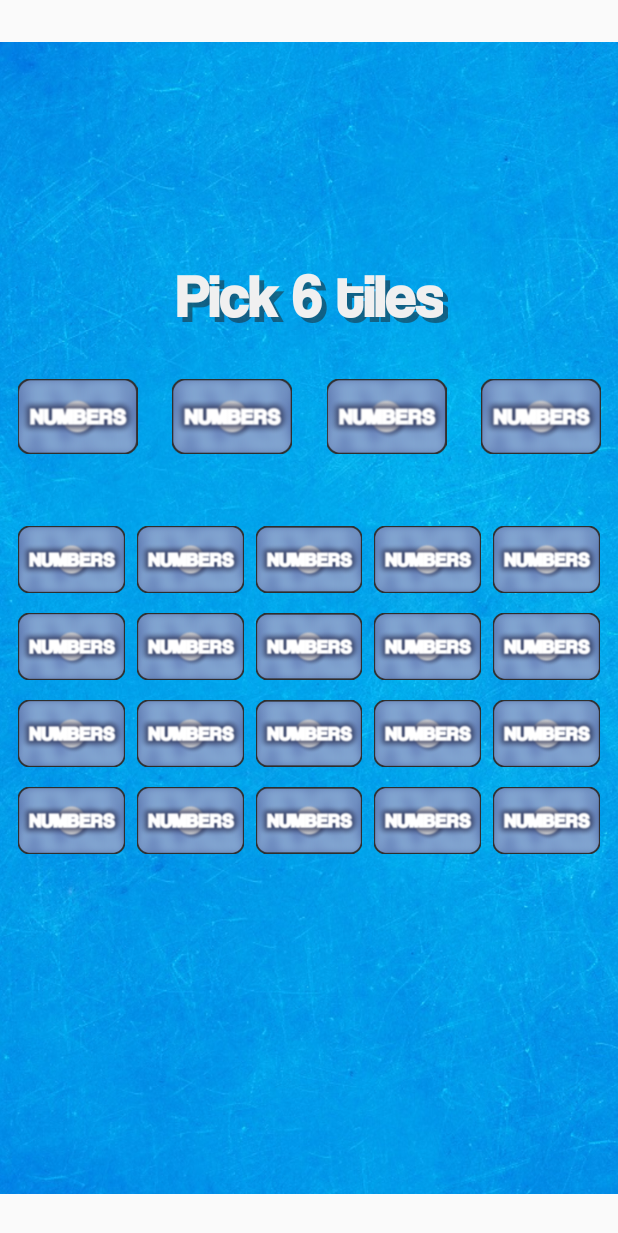
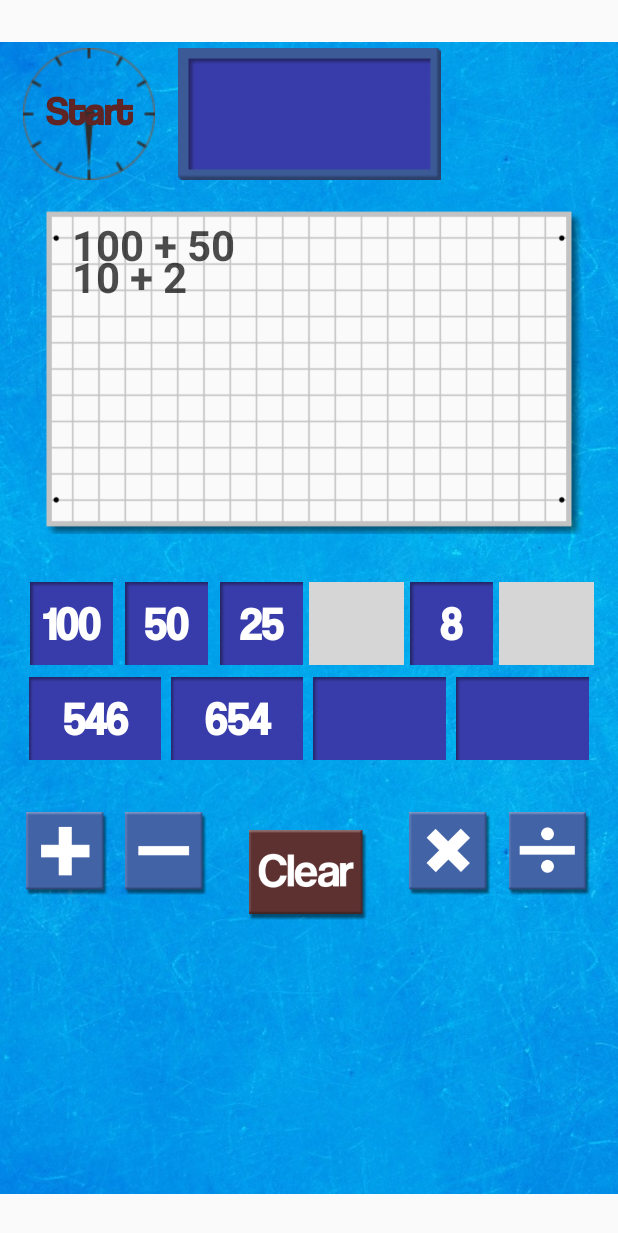
Before and after one commit to PenneySoft/Numbers-Round, an Android app: the layout activity_main.xml on its own in the app's theme, with its tools: preview values and no code run, on a phone screen of 412 x 824 dp. Shown: the top 1233 px of the screen. Run offline under Robolectric (Android 15) with nearby library versions, the phone set to English and light mode, and no system bars; Roboto replaces fonts that are not available here; grey boxes are pictures that could not be loaded.

Commit message:
4th upload.
Pics and textviews. Branched.
Background position and size fixed.
All tiles and text workign eventually, keep emulating.
Making picker screen buttons.
Buttons basically assembled.
Writing the code for the number picking screen first.
Game will start now, just make a method to clear screen and show game screen. Don't forget clock hand hide and go button show. We only want the random num tiles shown, make all orig tiles blue as this will also be used in our replay method, which will pick new numbers but of the same size. Need a button that goes back to picker screen.
Picks numbers based on random tiles chosen. But onClick doing weird things to background.
Parralax scrolling added.

Working well. Now paste the equation code. And work out the history and clear code.
(Font updated)

```diff
--- a/app/src/main/res/layout/activity_main.xml
+++ b/app/src/main/res/layout/activity_main.xml
@@ -27,7 +27,7 @@
         android:id="@+id/pickerScreen"
         android:layout_width="match_parent"
         android:layout_height="match_parent"
-        android:visibility="visible">
+        android:visibility="gone">
 
         <TextView
             android:id="@+id/pickerTitleShadow"
@@ -428,7 +428,7 @@
         android:id="@+id/gameScreen"
         android:layout_width="0dp"
         android:layout_height="0dp"
-        android:visibility="gone"
+        android:visibility="visible"
         app:layout_constraintBottom_toBottomOf="parent"
         app:layout_constraintEnd_toEndOf="parent"
         app:layout_constraintStart_toStartOf="parent"
@@ -533,6 +533,7 @@
                     android:layout_width="55dp"
                     android:layout_height="55dp"
                     android:layout_weight="1"
+                    android:onClick="stopClock"
                     app:srcCompat="@drawable/add" />
 
                 <ImageView
```
Also changed, not shown: app/src/main/java/com/Dev13B/NumbersRound/MainActivity.java (+59 -13 lines).
